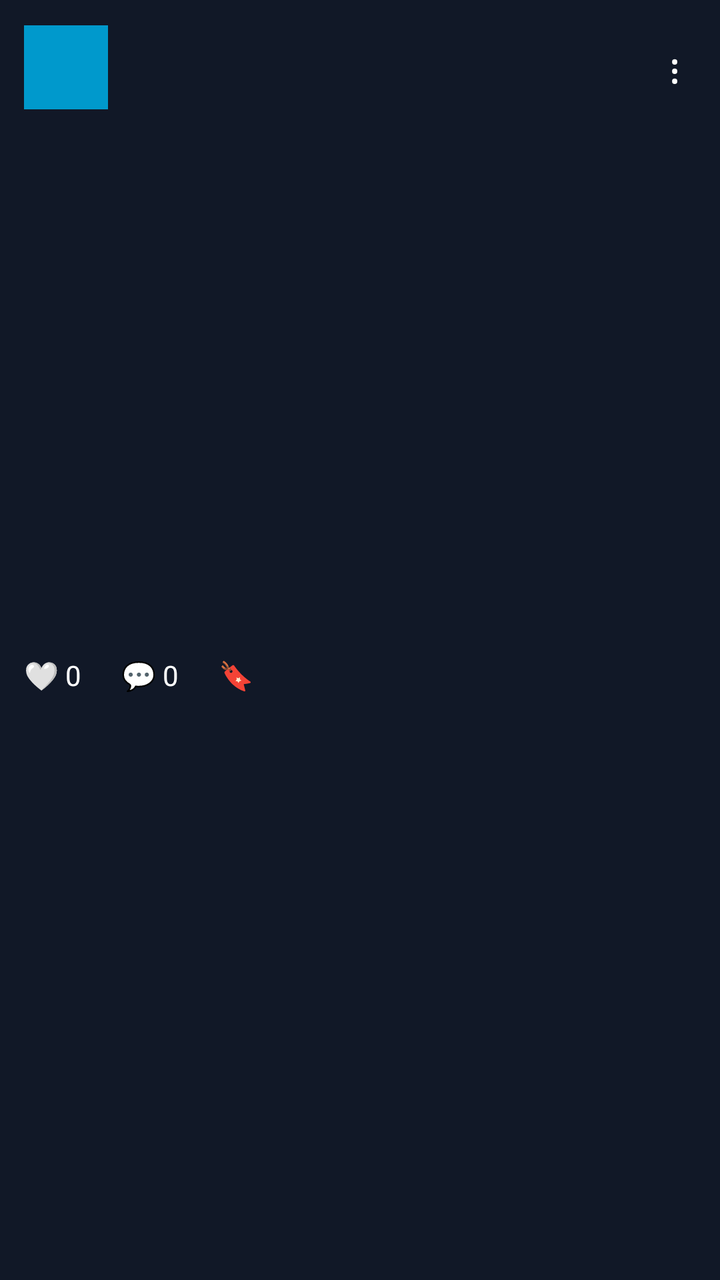
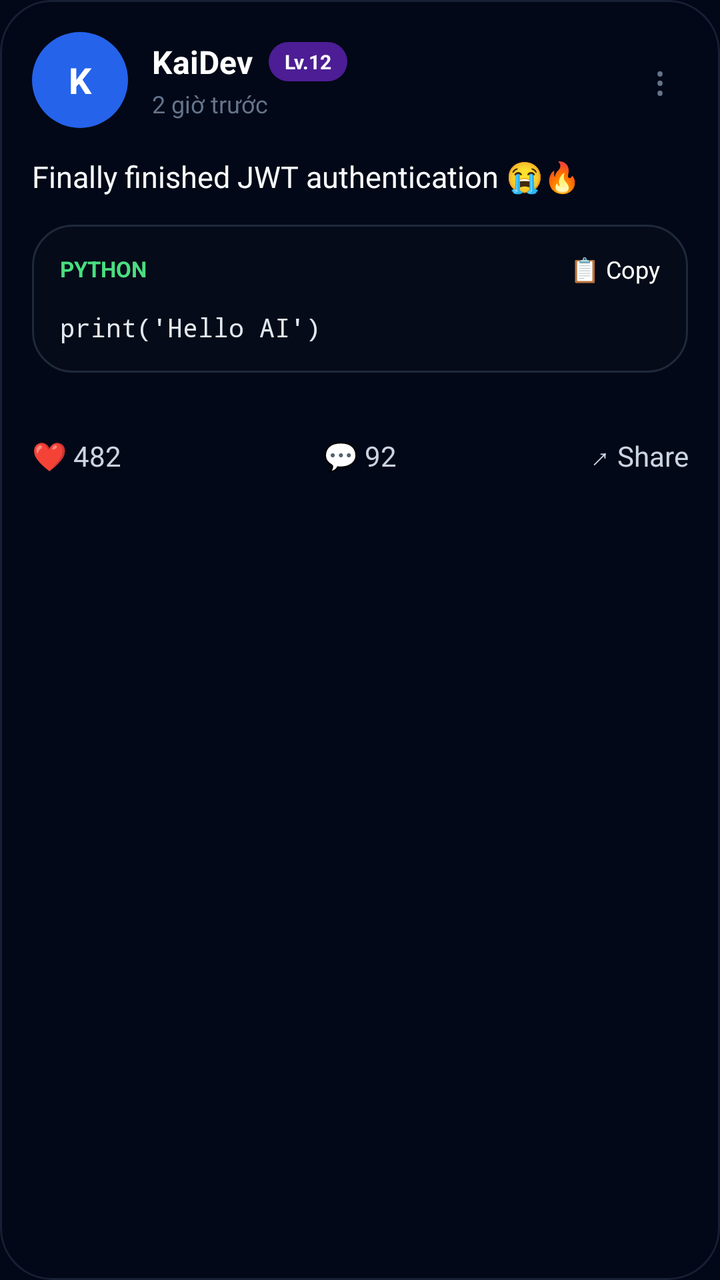

The first picture is an Android layout as it rendered before a commit; the second is the same layout after the commit. The layout source and the unified diff follow.
<!-- AndroidManifest.xml: application theme Theme.Democode3 -->
<!-- res/layout/item_post.xml -->
<?xml version="1.0" encoding="utf-8"?>
<LinearLayout
    xmlns:android="http://schemas.android.com/apk/res/android"
    android:orientation="vertical"
    android:background="#111827"
    android:padding="12dp"
    android:layout_marginBottom="12dp"
    android:layout_width="match_parent"
    android:layout_height="wrap_content">

    
    
    

    <LinearLayout
        android:orientation="horizontal"
        android:gravity="center_vertical"
        android:layout_width="match_parent"
        android:layout_height="wrap_content">

        

        <TextView
            android:id="@+id/txtAvatar"
            android:layout_width="42dp"
            android:layout_height="42dp"
            android:gravity="center"
            android:textColor="#FFFFFF"
            android:textStyle="bold"
            android:background="@android:color/holo_blue_dark"/>

        

        <LinearLayout
            android:orientation="vertical"
            android:layout_marginStart="10dp"
            android:layout_weight="1"
            android:layout_width="0dp"
            android:layout_height="wrap_content">

            <TextView
                android:id="@+id/txtUsername"
                android:textColor="#FFFFFF"
                android:textStyle="bold"
                android:textSize="15sp"
                android:layout_width="wrap_content"
                android:layout_height="wrap_content"/>

            <TextView
                android:id="@+id/txtTime"
                android:textColor="#9CA3AF"
                android:textSize="12sp"
                android:layout_width="wrap_content"
                android:layout_height="wrap_content"/>
        </LinearLayout>

        

        <TextView
            android:id="@+id/btnMore"
            android:text="⋮"
            android:textColor="#FFFFFF"
            android:textSize="20sp"
            android:padding="8dp"
            android:layout_width="wrap_content"
            android:layout_height="wrap_content"/>
    </LinearLayout>

    
    
    

    <TextView
        android:id="@+id/txtContent"
        android:textColor="#FFFFFF"
        android:textSize="15sp"
        android:layout_marginTop="10dp"
        android:layout_width="match_parent"
        android:layout_height="wrap_content"/>

    
    
    

    <ImageView
        android:id="@+id/imgPost"
        android:layout_width="match_parent"
        android:layout_height="220dp"
        android:layout_marginTop="10dp"
        android:scaleType="centerCrop"/>


    
    
    

    <HorizontalScrollView
        android:id="@+id/layoutCode"
        android:layout_width="match_parent"
        android:layout_height="wrap_content"
        android:layout_marginTop="14dp"
        android:visibility="gone"
        android:scrollbars="none"
        android:background="#0B1220"
        android:padding="0dp">

        <LinearLayout
            android:layout_width="wrap_content"
            android:layout_height="wrap_content"
            android:orientation="vertical">

            
            
            

            <LinearLayout
                android:layout_width="match_parent"
                android:layout_height="42dp"
                android:orientation="horizontal"
                android:gravity="center_vertical"
                android:paddingHorizontal="12dp"
                android:background="#111827">

                

                <TextView
                    android:id="@+id/txtCodeLanguage"
                    android:layout_width="wrap_content"
                    android:layout_height="wrap_content"
                    android:text="CODE"
                    android:textColor="#94A3B8"
                    android:textStyle="bold"
                    android:textSize="11sp"/>

                

                <View
                    android:layout_width="0dp"
                    android:layout_height="1dp"
                    android:layout_weight="1"/>

                

                <TextView
                    android:id="@+id/btnCopyCode"
                    android:layout_width="wrap_content"
                    android:layout_height="wrap_content"
                    android:text="📋 Copy"
                    android:textColor="#E2E8F0"
                    android:textSize="12sp"/>
            </LinearLayout>

            
            
            

            <TextView
                android:id="@+id/txtCode"
                android:layout_width="wrap_content"
                android:layout_height="wrap_content"
                android:textColor="#E2E8F0"
                android:textSize="13sp"
                android:fontFamily="monospace"
                android:lineSpacingExtra="4dp"
                android:padding="14dp"/>
        </LinearLayout>
    </HorizontalScrollView>

    
    
    

    <LinearLayout
        android:orientation="horizontal"
        android:layout_marginTop="12dp"
        android:layout_width="match_parent"
        android:layout_height="wrap_content">

        <TextView
            android:id="@+id/btnLike"
            android:textColor="#FFFFFF"
            android:text="🤍 0"
            android:layout_marginEnd="20dp"
            android:layout_width="wrap_content"
            android:layout_height="wrap_content"/>

        <TextView
            android:id="@+id/btnComment"
            android:textColor="#FFFFFF"
            android:text="💬 0"
            android:layout_marginEnd="20dp"
            android:layout_width="wrap_content"
            android:layout_height="wrap_content"/>

        <TextView
            android:id="@+id/btnSave"
            android:textColor="#FFFFFF"
            android:text="🔖"
            android:layout_width="wrap_content"
            android:layout_height="wrap_content"/>
    </LinearLayout>

</LinearLayout>
<!-- resources referenced by this layout -->
<resources>
  <style name="Theme.Democode3" parent="Base.Theme.Democode3" />
  <style name="Base.Theme.Democode3" parent="Theme.Material3.DayNight.NoActionBar">
          
          
      </style>
</resources>

<!-- the commit's change to res/layout/item_post.xml (unified diff, before → after) -->
@@ -1,203 +1,250 @@
 <?xml version="1.0" encoding="utf-8"?>
-<LinearLayout
+<com.google.android.material.card.MaterialCardView
     xmlns:android="http://schemas.android.com/apk/res/android"
-    android:orientation="vertical"
-    android:background="#111827"
-    android:padding="12dp"
+    xmlns:app="http://schemas.android.com/apk/res-auto"
+    android:layout_width="match_parent"
+    android:layout_height="wrap_content"
+    android:layout_marginStart="10dp"
+    android:layout_marginTop="8dp"
+    android:layout_marginEnd="10dp"
     android:layout_marginBottom="12dp"
-    android:layout_width="match_parent"
-    android:layout_height="wrap_content">
-
-    
-    
-    
+    app:cardBackgroundColor="#020817"
+    app:cardCornerRadius="26dp"
+    app:cardElevation="0dp"
+    app:strokeColor="#172036"
+    app:strokeWidth="1dp">
 
     <LinearLayout
-        android:orientation="horizontal"
-        android:gravity="center_vertical"
-        android:layout_width="match_parent"
-        android:layout_height="wrap_content">
-
-        
-
-        <TextView
-            android:id="@+id/txtAvatar"
-            android:layout_width="42dp"
-            android:layout_height="42dp"
-            android:gravity="center"
-            android:textColor="#FFFFFF"
-            android:textStyle="bold"
-            android:background="@android:color/holo_blue_dark"/>
-
-        
-
-        <LinearLayout
-            android:orientation="vertical"
-            android:layout_marginStart="10dp"
-            android:layout_weight="1"
-            android:layout_width="0dp"
-            android:layout_height="wrap_content">
-
-            <TextView
-                android:id="@+id/txtUsername"
-                android:textColor="#FFFFFF"
-                android:textStyle="bold"
-                android:textSize="15sp"
-                android:layout_width="wrap_content"
-                android:layout_height="wrap_content"/>
-
-            <TextView
-                android:id="@+id/txtTime"
-                android:textColor="#9CA3AF"
-                android:textSize="12sp"
-                android:layout_width="wrap_content"
-                android:layout_height="wrap_content"/>
-        </LinearLayout>
-
-        
-
-        <TextView
-            android:id="@+id/btnMore"
-            android:text="⋮"
-            android:textColor="#FFFFFF"
-            android:textSize="20sp"
-            android:padding="8dp"
-            android:layout_width="wrap_content"
-            android:layout_height="wrap_content"/>
-    </LinearLayout>
-
-    
-    
-    
-
-    <TextView
-        android:id="@+id/txtContent"
-        android:textColor="#FFFFFF"
-        android:textSize="15sp"
-        android:layout_marginTop="10dp"
-        android:layout_width="match_parent"
-        android:layout_height="wrap_content"/>
-
-    
-    
-    
-
-    <ImageView
-        android:id="@+id/imgPost"
-        android:layout_width="match_parent"
-        android:layout_height="220dp"
-        android:layout_marginTop="10dp"
-        android:scaleType="centerCrop"/>
-
-
-    
-    
-    
-
-    <HorizontalScrollView
-        android:id="@+id/layoutCode"
         android:layout_width="match_parent"
         android:layout_height="wrap_content"
-        android:layout_marginTop="14dp"
-        android:visibility="gone"
-        android:scrollbars="none"
-        android:background="#0B1220"
-        android:padding="0dp">
-
-        <LinearLayout
-            android:layout_width="wrap_content"
-            android:layout_height="wrap_content"
-            android:orientation="vertical">
-
-            
-            
+        android:orientation="vertical"
+        android:padding="16dp">
+
+        
+        
+        
+
+        <LinearLayout
+            android:layout_width="match_parent"
+            android:layout_height="wrap_content"
+            android:gravity="center_vertical"
+            android:orientation="horizontal">
+
+            
+
+            <TextView
+                android:id="@+id/txtAvatar"
+                android:layout_width="48dp"
+                android:layout_height="48dp"
+                android:background="@drawable/bg_avatar_blue"
+                android:gravity="center"
+                android:text="K"
+                android:textColor="#FFFFFF"
+                android:textSize="18sp"
+                android:textStyle="bold"/>
+
+            
+
+            <LinearLayout
+                android:layout_width="0dp"
+                android:layout_height="wrap_content"
+                android:layout_marginStart="12dp"
+                android:layout_weight="1"
+                android:orientation="vertical">
+
+                
+
+                <LinearLayout
+                    android:layout_width="wrap_content"
+                    android:layout_height="wrap_content"
+                    android:gravity="center_vertical"
+                    android:orientation="horizontal">
+
+                    <TextView
+                        android:id="@+id/txtUsername"
+                        android:layout_width="wrap_content"
+                        android:layout_height="wrap_content"
+                        android:text="KaiDev"
+                        android:textColor="#FFFFFF"
+                        android:textSize="16sp"
+                        android:textStyle="bold"/>
+
+
+                    
+
+                    <TextView
+                        android:id="@+id/txtLevel"
+                        android:layout_width="wrap_content"
+                        android:layout_height="wrap_content"
+                        android:layout_marginStart="8dp"
+                        android:background="@drawable/bg_level_badge"
+                        android:paddingStart="8dp"
+                        android:paddingTop="3dp"
+                        android:paddingEnd="8dp"
+                        android:paddingBottom="3dp"
+                        android:text="Lv.12"
+                        android:textColor="#FFFFFF"
+                        android:textSize="10sp"
+                        android:textStyle="bold"/>
+                </LinearLayout>
+
+                
+
+                <TextView
+                    android:id="@+id/txtTime"
+                    android:layout_width="wrap_content"
+                    android:layout_height="wrap_content"
+                    android:layout_marginTop="2dp"
+                    android:text="2 giờ trước"
+                    android:textColor="#64748B"
+                    android:textSize="12sp"/>
+            </LinearLayout>
+
+            
+
+            <TextView
+                android:id="@+id/btnMore"
+                android:layout_width="28dp"
+                android:layout_height="28dp"
+                android:gravity="center"
+                android:text="⋮"
+                android:textColor="#64748B"
+                android:textSize="20sp"/>
+        </LinearLayout>
+
+        
+        
+        
+
+        <TextView
+            android:id="@+id/txtContent"
+            android:layout_width="match_parent"
+            android:layout_height="wrap_content"
+            android:layout_marginTop="14dp"
+            android:lineSpacingExtra="3dp"
+            android:text="Finally finished JWT authentication 😭🔥"
+            android:textColor="#F8FAFC"
+            android:textSize="15sp"/>
+
+        
+        
+        
+
+        <ImageView
+            android:id="@+id/imgPost"
+            android:layout_width="match_parent"
+            android:layout_height="230dp"
+            android:layout_marginTop="14dp"
+            android:background="#111827"
+            android:scaleType="centerCrop"
+            android:visibility="gone"/>
+
+        
+        
+        
+
+        <LinearLayout
+            android:id="@+id/layoutCode"
+            android:layout_width="match_parent"
+            android:layout_height="wrap_content"
+            android:layout_marginTop="14dp"
+            android:background="@drawable/bg_code_block"
+            android:orientation="vertical"
+            android:padding="14dp">
+
             
 
             <LinearLayout
                 android:layout_width="match_parent"
-                android:layout_height="42dp"
-                android:orientation="horizontal"
+                android:layout_height="wrap_content"
                 android:gravity="center_vertical"
-                android:paddingHorizontal="12dp"
-                android:background="#111827">
-
-                
+                android:orientation="horizontal">
 
                 <TextView
                     android:id="@+id/txtCodeLanguage"
-                    android:layout_width="wrap_content"
-                    android:layout_height="wrap_content"
-                    android:text="CODE"
-                    android:textColor="#94A3B8"
-                    android:textStyle="bold"
-                    android:textSize="11sp"/>
-
-                
-
-                <View
                     android:layout_width="0dp"
-                    android:layout_height="1dp"
-                    android:layout_weight="1"/>
-
-                
+                    android:layout_height="wrap_content"
+                    android:layout_weight="1"
+                    android:text="PYTHON"
+                    android:textColor="#4ADE80"
+                    android:textSize="11sp"
+                    android:textStyle="bold"/>
 
                 <TextView
                     android:id="@+id/btnCopyCode"
                     android:layout_width="wrap_content"
                     android:layout_height="wrap_content"
                     android:text="📋 Copy"
-                    android:textColor="#E2E8F0"
+                    android:textColor="#FFFFFF"
                     android:textSize="12sp"/>
             </LinearLayout>
 
             
-            
-            
 
             <TextView
                 android:id="@+id/txtCode"
-                android:layout_width="wrap_content"
-                android:layout_height="wrap_content"
+                android:layout_width="match_parent"
+                android:layout_height="wrap_content"
+                android:layout_marginTop="12dp"
+                android:fontFamily="monospace"
+                android:lineSpacingExtra="2dp"
+                android:text="print('Hello AI')"
                 android:textColor="#E2E8F0"
-                android:textSize="13sp"
-                android:fontFamily="monospace"
-                android:lineSpacingExtra="4dp"
-                android:padding="14dp"/>
+                android:textSize="13sp"/>
         </LinearLayout>
-    </HorizontalScrollView>
-
-    
-    
-    
-
-    <LinearLayout
-        android:orientation="horizontal"
-        android:layout_marginTop="12dp"
-        android:layout_width="match_parent"
-        android:layout_height="wrap_content">
-
-        <TextView
-            android:id="@+id/btnLike"
-            android:textColor="#FFFFFF"
-            android:text="🤍 0"
-            android:layout_marginEnd="20dp"
+
+        
+        
+        
+
+        <LinearLayout
+            android:id="@+id/layoutTags"
             android:layout_width="wrap_content"
-            android:layout_height="wrap_content"/>
-
-        <TextView
-            android:id="@+id/btnComment"
-            android:textColor="#FFFFFF"
-            android:text="💬 0"
-            android:layout_marginEnd="20dp"
-            android:layout_width="wrap_content"
-            android:layout_height="wrap_content"/>
-
-        <TextView
-            android:id="@+id/btnSave"
-            android:textColor="#FFFFFF"
-            android:text="🔖"
-            android:layout_width="wrap_content"
-            android:layout_height="wrap_content"/>
+            android:layout_height="wrap_content"
+            android:layout_marginTop="14dp"
+            android:orientation="horizontal"/>
+
+        
+        
+        
+
+        <LinearLayout
+            android:layout_width="match_parent"
+            android:layout_height="wrap_content"
+            android:layout_marginTop="18dp"
+            android:gravity="center_vertical"
+            android:orientation="horizontal">
+
+            <TextView
+                android:id="@+id/btnLike"
+                android:layout_width="0dp"
+                android:layout_height="wrap_content"
+                android:layout_weight="1"
+                android:text="❤️ 482"
+                android:textColor="#CBD5E1"
+                android:textSize="14sp"/>
+
+            <TextView
+                android:id="@+id/btnComment"
+                android:layout_width="0dp"
+                android:layout_height="wrap_content"
+                android:layout_weight="1"
+                android:gravity="center"
+                android:text="💬 92"
+                android:textColor="#CBD5E1"
+                android:textSize="14sp"/>
+
+            <TextView
+                android:id="@+id/btnShare"
+                android:layout_width="0dp"
+                android:layout_height="wrap_content"
+                android:layout_weight="1"
+                android:gravity="end"
+                android:text="↗ Share"
+                android:textColor="#CBD5E1"
+                android:textSize="14sp"/>
+        </LinearLayout>
+
     </LinearLayout>
 
-</LinearLayout>
+</com.google.android.material.card.MaterialCardView>
<!-- resource entries referenced after the edit -->
@@ -1,9 +1,60 @@
 <!-- resources referenced by this layout -->
 <resources>
+  <!-- drawable bg_avatar_blue (drawable) -->
+  <?xml version="1.0" encoding="utf-8"?>
+  <shape
+      xmlns:android="http://schemas.android.com/apk/res/android"
+      android:shape="oval">
+  
+      <solid
+          android:color="#2563EB"/>
+  
+  </shape>
+  <!-- drawable bg_code_block (drawable) -->
+  <?xml version="1.0" encoding="utf-8"?>
+  <shape
+      xmlns:android="http://schemas.android.com/apk/res/android">
+  
+      <solid
+          android:color="#050B18"/>
+  
+      <corners
+          android:radius="20dp"/>
+  
+      <stroke
+          android:width="1dp"
+          android:color="#1E293B"/>
+  
+  </shape>
+  <!-- drawable bg_level_badge (drawable) -->
+  <?xml version="1.0" encoding="utf-8"?>
+  <shape
+      xmlns:android="http://schemas.android.com/apk/res/android">
+  
+      <solid
+          android:color="#4C1D95"/>
+  
+      <corners
+          android:radius="999dp"/>
+  
+  </shape>
   <style name="Theme.Democode3" parent="Base.Theme.Democode3" />
   <style name="Base.Theme.Democode3" parent="Theme.Material3.DayNight.NoActionBar">
+  
           
-          
+  
+          <item name="colorPrimary">
+              #2563EB
+          </item>
+  
+          <item name="colorSecondary">
+              #2563EB
+          </item>
+  
+          <item name="android:colorBackground">
+              #020817
+          </item>
+  
       </style>
 </resources>
 
